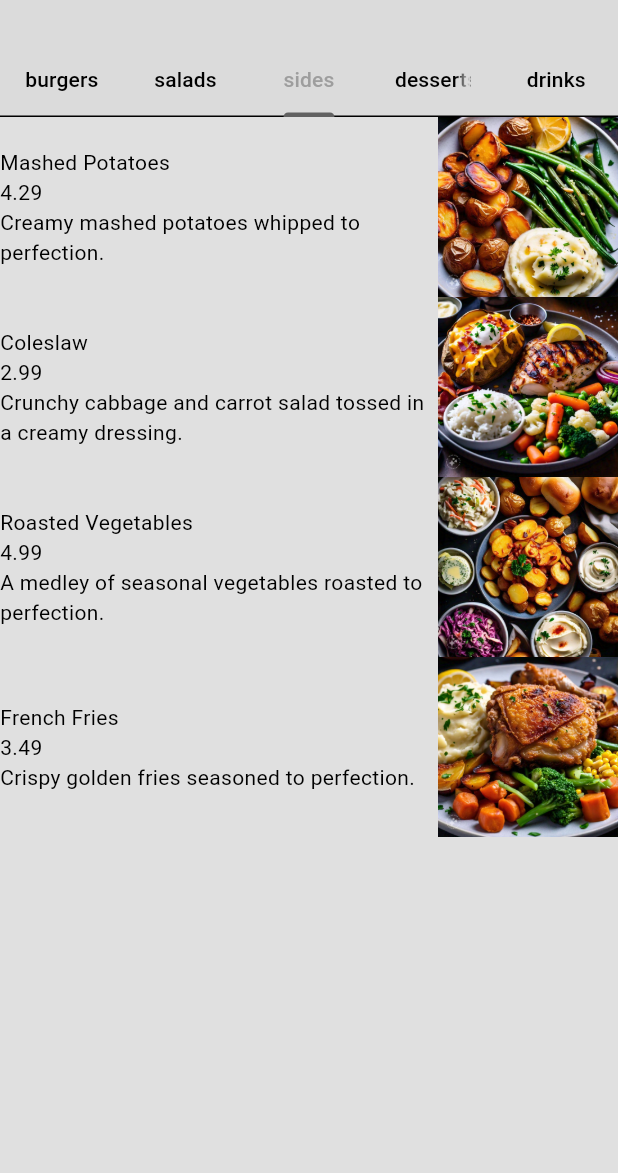
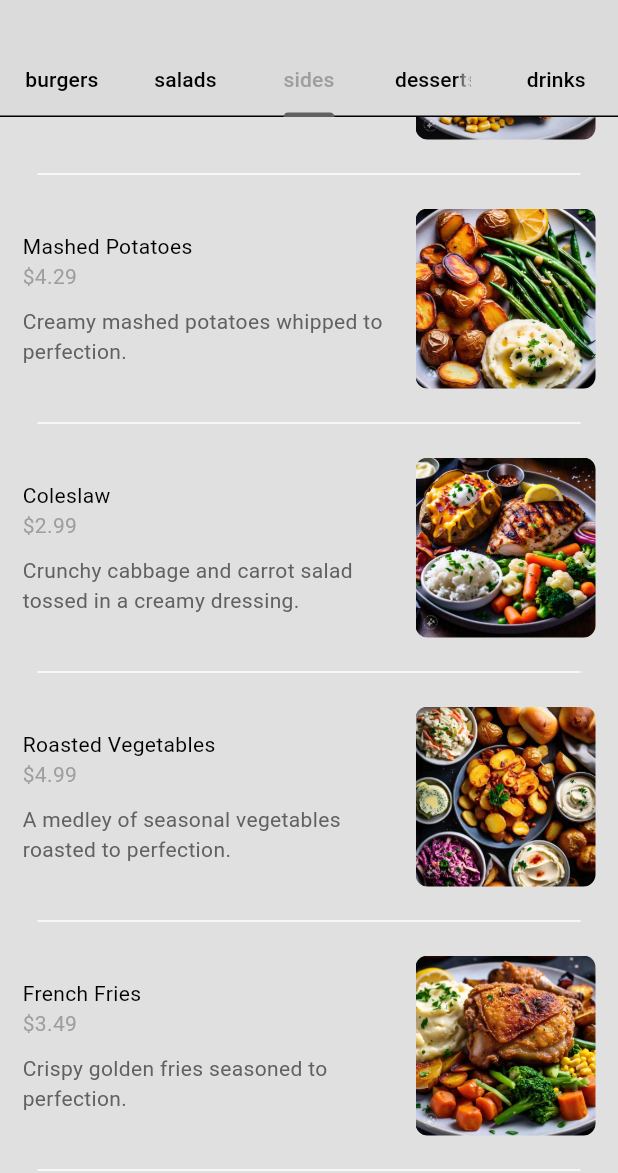
Before and after one commit to ShahwaizZahid/TOTO, a Flutter app: the HomePage screen opened directly, tab 3 chosen, scrolled down 340 dp, on a phone screen of 412 x 824 dp, the part 63-1236 px from its top. Run offline on Flutter 3.47's test engine with Material 3 defaults, Android fonts, the light colour scheme and no system bars.

Commit message:
refactor: styling the menu card

```diff
--- a/client/lib/components/my_food_tile.dart
+++ b/client/lib/components/my_food_tile.dart
@@ -1,4 +1,5 @@
 import 'package:flutter/cupertino.dart';
+import 'package:flutter/material.dart';
 
 import '../models/food.dart';
 
@@ -14,24 +15,46 @@ class MyFoodTile extends StatelessWidget {
       crossAxisAlignment: CrossAxisAlignment.start,
       children: [
         GestureDetector(
-          onTap: (){},
+          onTap: () {},
+          child: Padding(
+            padding: const EdgeInsets.all(15.0),
             child: Row(
               children: [
-              Expanded(child: Column(
+                Expanded(
+                    child: Column(
                   crossAxisAlignment: CrossAxisAlignment.start,
                   children: [
                     Text(food.name),
-                Text(food.price.toString()),
-                Text(food.description)
-              ],)),
-
+                    Text(
+                      '\$' + food.price.toString(),
+                      style: TextStyle(
+                          color: Theme.of(context).colorScheme.primary),
+                    ),
                     SizedBox(
-                  height: 120,
-                  width: 120,
-                  child: Image.asset(food.imagePath, height: 120,width: 120,))
+                      height: 10,
+                    ),
+                    Text(food.description,
+                        style: TextStyle(
+                            color:
+                                Theme.of(context).colorScheme.inversePrimary))
                   ],
-
+                )),
+                SizedBox(
+                  width: 15,
                 ),
+                ClipRRect(
+                  borderRadius:
+                      BorderRadius.circular(8.0), // Specify the radius value
+                  child: Image.asset(food.imagePath, height: 120),
+                )
+              ],
+            ),
+          ),
+        ),
+        Divider(
+          color: Theme.of(context).colorScheme.tertiary,
+          endIndent: 25,
+          indent: 25,
         )
       ],
     );
```
Lines whose indentation alone changed are shown as unchanged.
